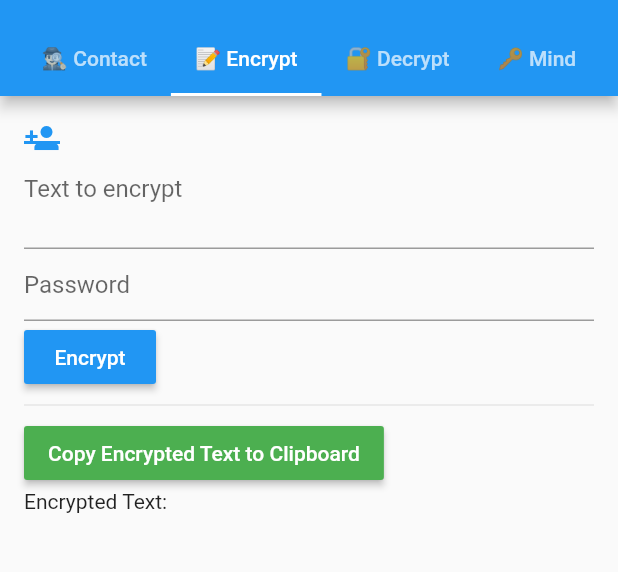
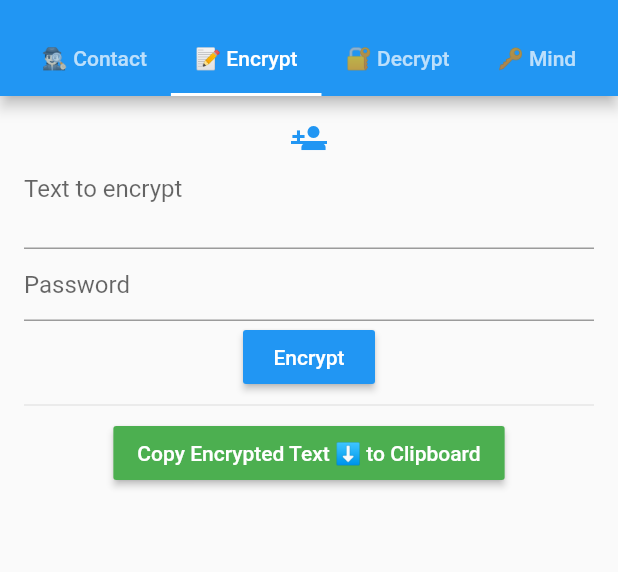
Before and after one commit to Frederic-Zhou/ciphermonkey, a Flutter app: the screen it shows after launch, tab 2 chosen, on a phone screen of 412 x 824 dp, the part 60-632 px from its top. Run offline on Flutter 3.47's test engine with Material 2 defaults, Android fonts, the phone set to English and light mode, and no system bars; our stand-ins replace sqflite, toast; missing offline and left inert: asn1lib, encrypt, pointycastle; accounts and stored records are empty.

Commit message:
调整格式

```diff
--- a/lib/tabviews/contactView.dart
+++ b/lib/tabviews/contactView.dart
@@ -46,7 +46,8 @@ class _ContactViewState extends State<ContactView> {
               "${pubkeys[index].name}",
               style: Theme.of(context).textTheme.title,
             ),
-            subtitle: Text("${pubkeys[index].id}"),
+            subtitle: Text(
+                "ID: ${pubkeys[index].id.toUpperCase()}\nMD5: ${md5String(pubkeys[index].value).toUpperCase()}"),
             leading: Text("${(index + 1).toString()}"),
             onTap: () {},
           );
--- a/lib/tabviews/encryptView.dart
+++ b/lib/tabviews/encryptView.dart
@@ -34,13 +34,19 @@ class _EncryptViewState extends State<EncryptView> {
     }
   }
 
+  @override
+  void dispose() {
+    super.dispose();
+  }
+
   void getKeyListData() {
     Future<List<CMKey>> pubkeysF = DB.queryKeys(type: "public");
     pubkeysF.then((pubkeys) {
       pubkeys.forEach((pubkey) {
+        if (!mounted) return;
         setState(() {
           DropdownMenuItem dropdownMenuItem = new DropdownMenuItem(
-            child: new Text("${pubkey.name}:${pubkey.id}"),
+            child: new Text("${pubkey.name}:${pubkey.id.toUpperCase()}"),
             value: pubkey,
           );
           keyList.add(dropdownMenuItem);
@@ -59,7 +65,7 @@ class _EncryptViewState extends State<EncryptView> {
             padding:
                 const EdgeInsets.symmetric(vertical: 16.0, horizontal: 16.0),
             child: Column(
-              crossAxisAlignment: CrossAxisAlignment.start,
+              //crossAxisAlignment: CrossAxisAlignment.start,
               children: <Widget>[
                 new DropdownButton(
                     value: dropdownValue,
@@ -68,7 +74,7 @@ class _EncryptViewState extends State<EncryptView> {
                       color: Colors.blue,
                     ),
                     iconSize: 24,
-                    elevation: 16,
+                    elevation: 24,
                     style: TextStyle(color: Colors.blue),
                     underline: Container(
                       height: 2,
@@ -187,7 +193,7 @@ class _EncryptViewState extends State<EncryptView> {
                 ),
                 Divider(),
                 RaisedButton(
-                  child: Text('Copy Encrypted Text to Clipboard',
+                  child: Text('Copy Encrypted Text ⬇️ to Clipboard',
                       style: TextStyle(color: Colors.white)),
                   color: Colors.green,
                   onPressed: () {
@@ -211,7 +217,7 @@ class _EncryptViewState extends State<EncryptView> {
                     setState(() {});
                   },
                 ),
-                Text("Encrypted Text:\n$finalEncryptedReport")
+                Text("$finalEncryptedReport")
               ],
             ),
           )),
```
Also changed, not shown: lib/tabviews/decryptView.dart (+8 -1 lines), lib/tabviews/mindView.dart (+23 -21 lines).
